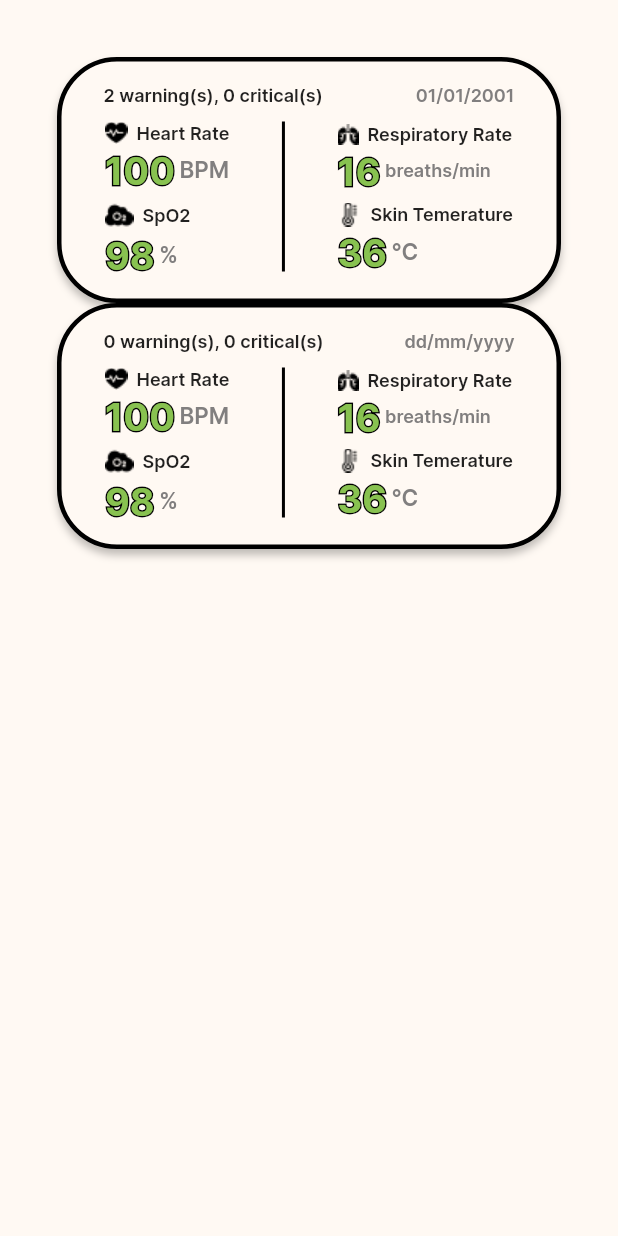
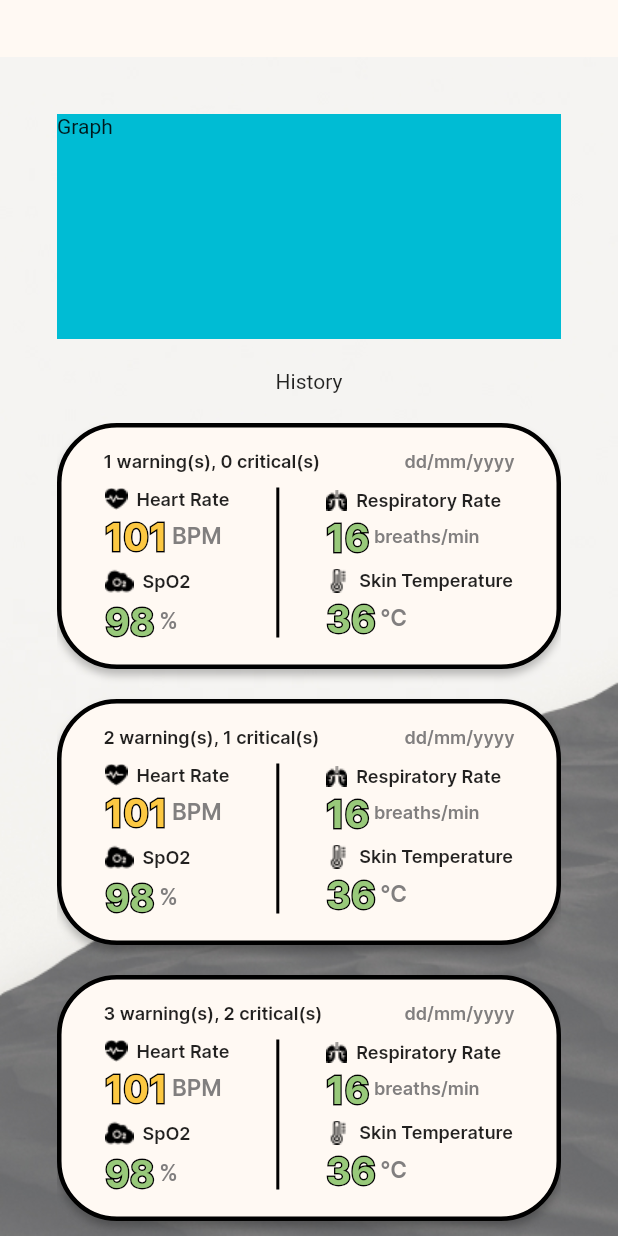
Before and after one commit to hungryshibaInu/vitalsense, a Flutter app: the screen it shows after launch, on a phone screen of 412 x 824 dp. Run offline on Flutter 3.47's test engine with Material 2 defaults, Android fonts, the phone set to English and light mode, and no system bars; our stand-ins replace cloud_firestore, firebase_auth, firebase_core, firebase_database, flutter_svg, fluttertoast and 1 more; accounts and stored records are empty.

Commit message:
add colorchage function

```diff
--- a/vitalsenseapp/lib/card/historycard.dart
+++ b/vitalsenseapp/lib/card/historycard.dart
@@ -1,18 +1,35 @@
 import 'package:flutter/material.dart';
+import 'package:vitalsenseapp/function/changecolorfunc.dart';
+
+// var colorlist = [
+//   const Color.fromRGBO(152, 201, 122, 1),
+//   const Color.fromRGBO(252, 200, 66, 1),
+//   const Color.fromRGBO(241, 66, 57, 1),
+// ];
 
 class HistoryCard extends StatelessWidget {
   final String date;
   final String warncount;
   final String critcount;
+  final String hrvalue;
+  final String spo2value;
+  final String rrvalue;
+  final String skintempvalue;
+
   const HistoryCard(
       {super.key,
       this.date = 'dd/mm/yyyy',
       this.warncount = '0',
-      this.critcount = '0'});
+      this.critcount = '0',
+      this.hrvalue = '0',
+      this.rrvalue = '0',
+      this.skintempvalue = '0',
+      this.spo2value = '0'});
 
   @override
   Widget build(BuildContext context) {
     return Container(
+      margin: const EdgeInsets.only(bottom: 20),
       width: 313,
       height: 164,
       decoration: BoxDecoration(
@@ -36,7 +53,7 @@ class HistoryCard extends StatelessWidget {
             children: [
               Container(
                 margin: const EdgeInsets.only(left: 28, top: 15),
-                child: Text("$warncount warning(s), $critcount critical(s) ",
+                child: Text('$warncount warning(s), $critcount critical(s) ',
                     style: const TextStyle(fontFamily: 'Inter', fontSize: 12)),
               ),
               Container(
@@ -61,14 +78,14 @@ class HistoryCard extends StatelessWidget {
                     VitalSign(
                       name: 'Heart Rate',
                       imgurl: 'assets/images/hricon.png',
-                      value: '100',
+                      value: hrvalue,
                       unit: 'BPM',
                       edge: const EdgeInsets.only(left: 29, top: 10),
                     ),
                     VitalSign(
                       name: 'SpO2',
                       imgurl: 'assets/images/o2icon.png',
-                      value: '98',
+                      value: spo2value,
                       unit: '%',
                       edge: const EdgeInsets.only(left: 29, top: 5),
                     ),
@@ -86,15 +103,15 @@ class HistoryCard extends StatelessWidget {
                     VitalSign(
                       name: 'Respiratory Rate',
                       imgurl: 'assets/images/lung-s.png',
-                      value: '16',
+                      value: rrvalue,
                       unit: 'breaths/min',
                       fontsize: 12,
                       edge: const EdgeInsets.only(right: 29, top: 11),
                     ),
                     VitalSign(
-                      name: 'Skin Temerature',
+                      name: 'Skin Temperature',
                       imgurl: 'assets/images/tempicon.png',
-                      value: '36',
+                      value: skintempvalue,
                       unit: '°C',
                       edge: const EdgeInsets.only(right: 29, top: 5),
                     ),
@@ -124,8 +141,8 @@ class VitalSign extends StatelessWidget {
       required this.imgurl,
       required this.edge,
       required this.unit,
+      required this.value,
       this.color = const Color.fromRGBO(136, 194, 80, 1),
-      this.value = '0',
       this.fontsize = 15});
 
   @override
@@ -175,7 +192,8 @@ class VitalSign extends StatelessWidget {
                         fontFamily: 'Inter',
                         fontSize: 25,
                         fontWeight: FontWeight.bold,
-                        color: color,
+                        color: changeColor(name, int.parse(value)),
+                        // color: color
                       ),
                     ),
                   )
--- /dev/null
+++ b/vitalsenseapp/lib/function/changecolorfunc.dart
@@ -0,0 +1,59 @@
+import 'package:flutter/material.dart';
+
+var colorlist = [
+  const Color.fromRGBO(152, 201, 122, 1),
+  const Color.fromRGBO(252, 200, 66, 1),
+  const Color.fromRGBO(241, 66, 57, 1),
+  const Color.fromRGBO(115, 169, 173, 1)
+];
+
+Color changeColor(String name, int value) {
+  int color = 0;
+
+  switch (name) {
+    case 'Heart Rate':
+      if (value >= 51 && value <= 90) {
+        color = 0;
+      } else if ((value >= 91 && value <= 130) ||
+          (value >= 41 && value <= 50)) {
+        color = 1;
+      } else if (value <= 40 || value <= 131) {
+        color = 2;
+      }
+      break;
+
+    case 'SpO2':
+      if (value >= 96) {
+        color = 0;
+      } else if (value >= 92 && value <= 95) {
+        color = 1;
+      } else if (value <= 91) {
+        color = 2;
+      }
+      break;
+
+    case 'Respiratory Rate':
+      if (value >= 12 && value <= 20) {
+        color = 0;
+      } else if ((value >= 9 && value <= 11) || (value >= 21 && value <= 24)) {
+        color = 1;
+      } else if (value <= 8 || value >= 25) {
+        color = 2;
+      }
+      break;
+
+    case 'Skin Temperature':
+      if (value >= 36 && value <= 38) {
+        color = 0;
+      } else if (value == 35 || value == 39) {
+        color = 1;
+      } else if (value < 35 || value > 39) {
+        color = 2;
+      }
+      break;
+
+    default:
+      color = 3;
+  }
+  return colorlist[color];
+}
--- a/vitalsenseapp/lib/main.dart
+++ b/vitalsenseapp/lib/main.dart
@@ -33,8 +33,8 @@ class MyApp extends StatelessWidget {
       ),
       // home: const Login(),
       // home: Login(),
-      // home: HomePage(),
-      home: HistoryPage(),
+      // home: const HomePage(),
+      home: const HistoryPage(),
     );
   }
 }
--- a/vitalsenseapp/lib/pages/history.dart
+++ b/vitalsenseapp/lib/pages/history.dart
@@ -12,17 +12,50 @@ class _HistoryPage extends State<HistoryPage> {
   @override
   Widget build(BuildContext context) {
     return Scaffold(
-      body: Padding(
-        padding: const EdgeInsets.all(38.0),
-        child: ListView(
-          // scrollDirection: Axis.vertical,
-          children: [
-            HistoryCard(
-              date: '01/01/2001',
-              warncount: '2',
-            ),
-            HistoryCard()
-          ],
+      body: Container(
+        margin: const EdgeInsets.only(top: 38),
+        height: double.infinity,
+        width: double.infinity,
+        decoration: const BoxDecoration(
+            image: DecorationImage(
+                image:
+                    AssetImage('assets/images/wall.jpg'), //change bg image here
+                fit: BoxFit.cover)),
+        child: Padding(
+          padding: const EdgeInsets.only(top: 38, left: 38, right: 38),
+          child: Column(
+            crossAxisAlignment: CrossAxisAlignment.center,
+            children: [
+              Container(
+                height: 150,
+                width: double.infinity,
+                color: Colors.cyan,
+                child: const Text('Graph'),
+              ),
+              Container(
+                margin: EdgeInsets.all(20),
+                child: Text('History'),
+              ),
+              // Container(
+              //   // margin: EdgeInsets.only(top: 20),
+              //   height: 500,
+              //   child: ListView(
+              //     children: items,
+              //   ),
+              // )
+              SizedBox(
+                  height: 547,
+                  child: ListView.builder(
+                      itemBuilder: ((context, index) => HistoryCard(
+                            warncount: '${index + 1}',
+                            critcount: '$index',
+                            hrvalue: '101',
+                            spo2value: '98',
+                            rrvalue: '16',
+                            skintempvalue: '36',
+                          )))),
+            ],
+          ),
         ),
       ),
     );
```
Also changed, not shown: vitalsenseapp/lib/card/bodytemp.dart (+38 -35 lines), vitalsenseapp/lib/card/heartrate.dart (+38 -35 lines), vitalsenseapp/lib/card/spo2.dart (+36 -34 lines), vitalsenseapp/lib/pages/home.dart (+29 -27 lines), vitalsenseapp/assets/images/w.jpg (added), vitalsenseapp/assets/images/wall.jpg (added).
